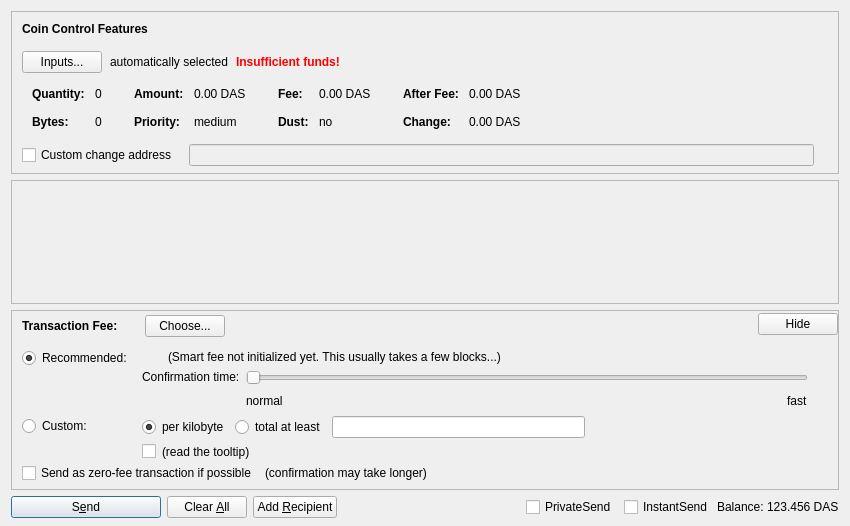
Qt form src/qt/forms/sendcoinsdialog.ui (blocksninja/das-coin) before a commit.
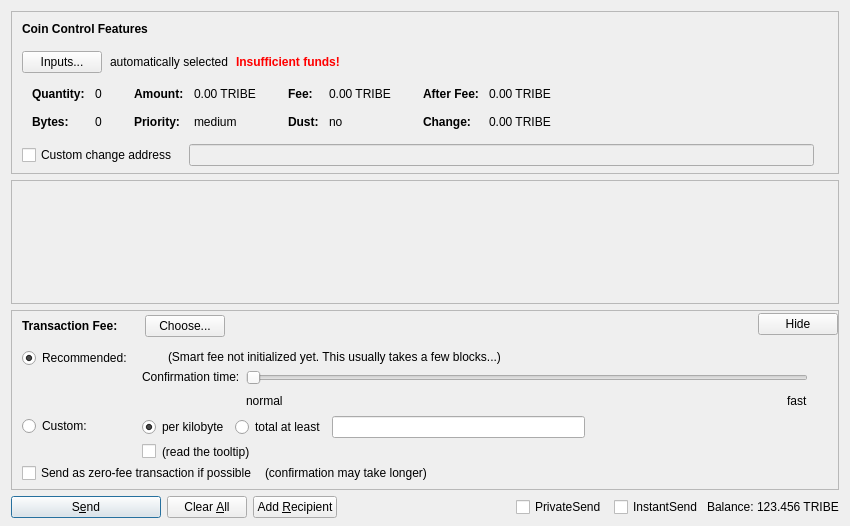
The same form after that commit. Custom widgets are drawn as their Qt base class.

Commit message: DAS >> TRIBE

Diff of the .ui file:
```diff
--- a/src/qt/forms/sendcoinsdialog.ui
+++ b/src/qt/forms/sendcoinsdialog.ui
@@ -324,7 +324,7 @@
                   <enum>Qt::ActionsContextMenu</enum>
                  </property>
                  <property name="text">
-                  <string notr="true">0.00 DAS</string>
+                  <string notr="true">0.00 TRIBE</string>
                  </property>
                  <property name="textInteractionFlags">
                   <set>Qt::LinksAccessibleByMouse|Qt::TextSelectableByKeyboard|Qt::TextSelectableByMouse</set>
@@ -404,7 +404,7 @@
                   <enum>Qt::ActionsContextMenu</enum>
                  </property>
                  <property name="text">
-                  <string notr="true">0.00 DAS</string>
+                  <string notr="true">0.00 TRIBE</string>
                  </property>
                  <property name="textInteractionFlags">
                   <set>Qt::LinksAccessibleByMouse|Qt::TextSelectableByKeyboard|Qt::TextSelectableByMouse</set>
@@ -484,7 +484,7 @@
                   <enum>Qt::ActionsContextMenu</enum>
                  </property>
                  <property name="text">
-                  <string notr="true">0.00 DAS</string>
+                  <string notr="true">0.00 TRIBE</string>
                  </property>
                  <property name="textInteractionFlags">
                   <set>Qt::LinksAccessibleByMouse|Qt::TextSelectableByKeyboard|Qt::TextSelectableByMouse</set>
@@ -513,7 +513,7 @@
                   <enum>Qt::ActionsContextMenu</enum>
                  </property>
                  <property name="text">
-                  <string notr="true">0.00 DAS</string>
+                  <string notr="true">0.00 TRIBE</string>
                  </property>
                  <property name="textInteractionFlags">
                   <set>Qt::LinksAccessibleByMouse|Qt::TextSelectableByKeyboard|Qt::TextSelectableByMouse</set>
@@ -1366,7 +1366,7 @@
           <cursorShape>IBeamCursor</cursorShape>
          </property>
          <property name="text">
-          <string notr="true">123.456 DAS</string>
+          <string notr="true">123.456 TRIBE</string>
          </property>
          <property name="textInteractionFlags">
           <set>Qt::LinksAccessibleByMouse|Qt::TextSelectableByKeyboard|Qt::TextSelectableByMouse</set>
```
The commit also changes 66 other files.
